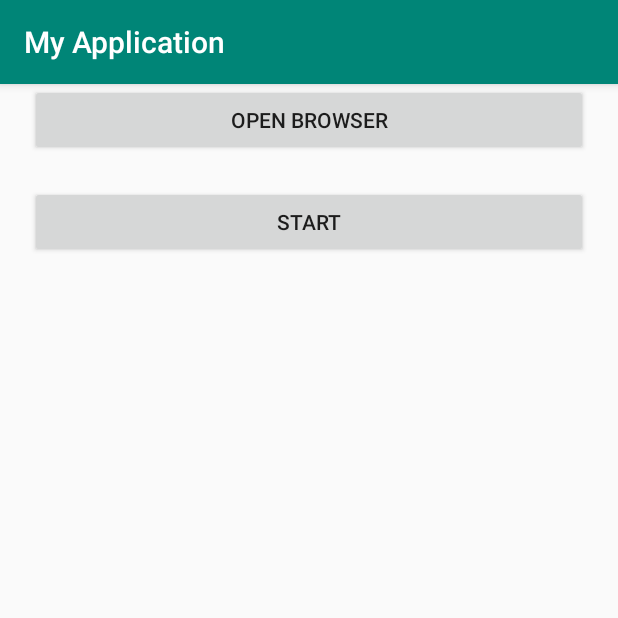
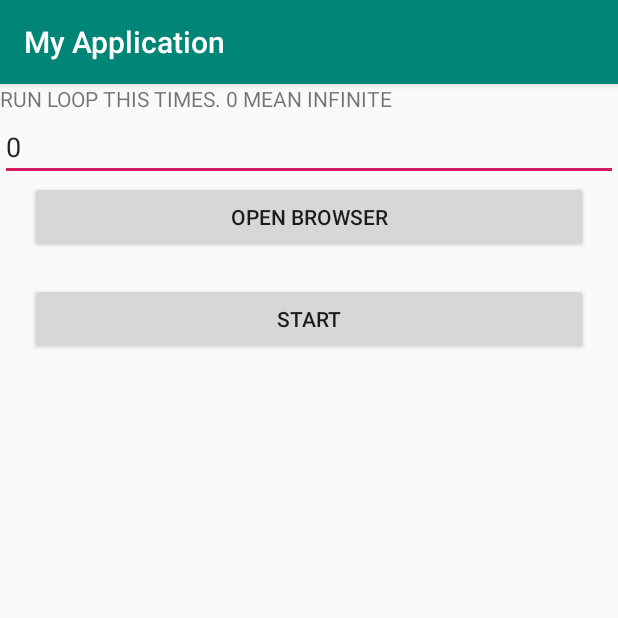
Before and after one commit to Moutamid/CapterraWebsitesLinkScraper, an Android app: the screen it shows after launch (MainActivity), after a tap on "START", on a phone screen of 412 x 824 dp, the top half of it. Run offline under Robolectric (Android 15) with nearby library versions, the phone set to English and light mode, and no system bars.

Commit message:
added loop count

```diff
--- a/app/src/main/java/com/example/andy/myapplication/MainActivity.java
+++ b/app/src/main/java/com/example/andy/myapplication/MainActivity.java
@@ -38,6 +38,7 @@ public class MainActivity extends AppCompatActivity {
     private boolean breakk = false;
     ArrayList<String> profileUrlsList = new ArrayList<String>();
     ArrayList<String> websiteUrlsList = new ArrayList<String>();
+    EditText loop_execute_count_editText;
 
     @Override
     protected void onCreate(Bundle savedInstanceState) {
@@ -45,6 +46,7 @@ public class MainActivity extends AppCompatActivity {
         setContentView(R.layout.activity_main);
         textView = findViewById(R.id.outputTextview);
 
+        loop_execute_count_editText = findViewById(R.id.loop_execute_count_editText);
 
         progressDialog = new ProgressDialog(MainActivity.this);
         progressDialog.setCancelable(false);
@@ -384,16 +386,24 @@ public class MainActivity extends AppCompatActivity {
             String totalSize = String.valueOf(profileUrlsList.size());
 
             int i = 0;
+            String lll = loop_execute_count_editText.getText().toString();
+            int loopCount;
+            if (lll.isEmpty())
+                loopCount = 0;
+            else
+                loopCount = Integer.parseInt(lll);
 
             for (String profileUrl : profileUrlsList) {
 
 //                if (profileUrlsList.indexOf(profileUrl) + 1)
 
+/*
                 String htmlData = getHtmlString(profileUrl);
 
                 String webUrl = getWebsiteUrl(htmlData);
 
                 websiteUrlsList.add(webUrl);
+*/
 
                 int position = profileUrlsList.indexOf(profileUrl) + 1;
 
@@ -405,10 +415,12 @@ public class MainActivity extends AppCompatActivity {
                     e.printStackTrace();
                 }
 
-//                i++;
-//                if (i == 4) {
-//                    break;
-//                }
+                if (loopCount != 0) {
+                    i++;
+                    if (i == loopCount) {
+                        break;
+                    }
+                }
 
 //                if (breakk) {
 //                    break;
@@ -516,4 +528,26 @@ public class MainActivity extends AppCompatActivity {
         }
     }
 
+    boolean ggg = false;
+//    int counter = 10;
+//    boolean as = true;
+
+    @Override
+    public void onBackPressed() {
+        if (ggg) {
+            super.onBackPressed();
+        } else {
+//            if (as) {
+//                Toast.makeText(MainActivity.this,
+//                        "Press back " + counter + " times to stop!", Toast.LENGTH_SHORT).show();
+//                as = false;
+//            }
+//            counter--;
+//
+//            if (counter == 0){
+//                breakk = true;
+//            }
+
+        }
+    }
 }
--- a/app/src/main/res/layout/activity_main.xml
+++ b/app/src/main/res/layout/activity_main.xml
@@ -5,6 +5,18 @@
     android:layout_height="match_parent"
     android:orientation="vertical"
     tools:context=".MainActivity">
+
+    <TextView
+        android:layout_width="wrap_content"
+        android:layout_height="wrap_content"
+        android:text="RUN LOOP THIS TIMES. 0 MEAN INFINITE" />
+
+    <EditText
+        android:layout_width="match_parent"
+        android:layout_height="wrap_content"
+        android:inputType="number"
+        android:id="@+id/loop_execute_count_editText"
+        android:text="0" />
 
     <Button
         android:id="@+id/browserBtn"
```
